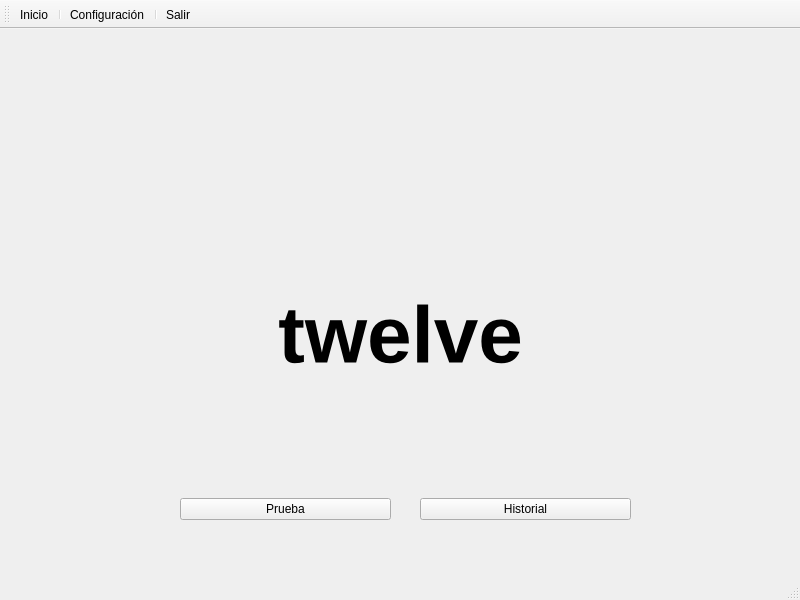
Before: the Qt Designer form qt/twelve.ui in Mozta/twelve, drawn with Qt 5.
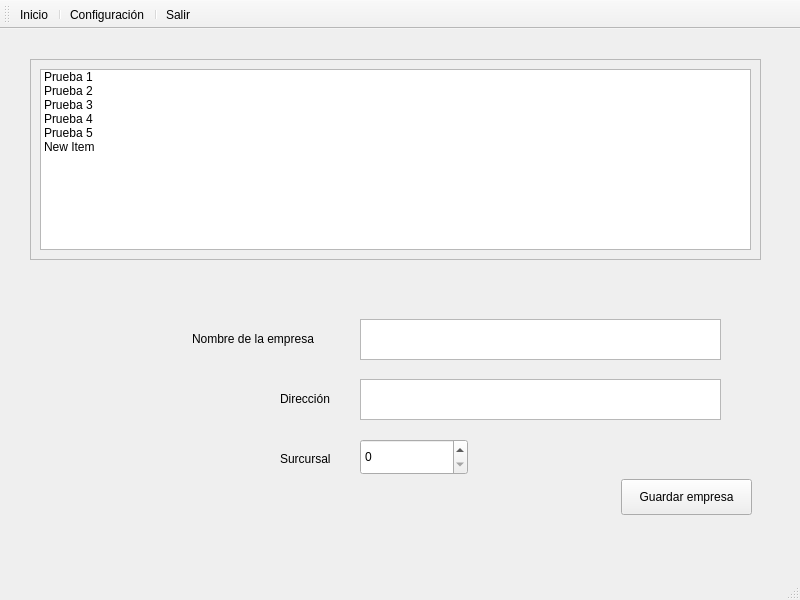
After: the same form once the commit is applied. Icons and pictures are not drawn.

Commit message: lista de empresas

```diff
--- a/qt/twelve.ui
+++ b/qt/twelve.ui
@@ -30,7 +30,7 @@
      <bool>false</bool>
     </property>
     <property name="currentIndex">
-     <number>0</number>
+     <number>6</number>
     </property>
     <widget class="QWidget" name="page_bienvenida">
      <widget class="QWidget" name="layoutWidget">
@@ -746,6 +746,162 @@
       </property>
      </widget>
     </widget>
+    <widget class="QWidget" name="page_empresas">
+     <widget class="QTextEdit" name="txtNombreEmpresa">
+      <property name="geometry">
+       <rect>
+        <x>350</x>
+        <y>280</y>
+        <width>361</width>
+        <height>41</height>
+       </rect>
+      </property>
+     </widget>
+     <widget class="QLabel" name="label_7">
+      <property name="geometry">
+       <rect>
+        <x>182</x>
+        <y>290</y>
+        <width>151</width>
+        <height>20</height>
+       </rect>
+      </property>
+      <property name="text">
+       <string>Nombre de la empresa</string>
+      </property>
+     </widget>
+     <widget class="QPushButton" name="btnRegistrar_2">
+      <property name="geometry">
+       <rect>
+        <x>580</x>
+        <y>550</y>
+        <width>171</width>
+        <height>36</height>
+       </rect>
+      </property>
+      <property name="text">
+       <string>Siguiente</string>
+      </property>
+     </widget>
+     <widget class="QLabel" name="label_8">
+      <property name="geometry">
+       <rect>
+        <x>270</x>
+        <y>350</y>
+        <width>63</width>
+        <height>20</height>
+       </rect>
+      </property>
+      <property name="text">
+       <string>Dirección</string>
+      </property>
+     </widget>
+     <widget class="QTextEdit" name="txtDireccionEmpresa">
+      <property name="geometry">
+       <rect>
+        <x>350</x>
+        <y>340</y>
+        <width>361</width>
+        <height>41</height>
+       </rect>
+      </property>
+     </widget>
+     <widget class="QLabel" name="label_9">
+      <property name="geometry">
+       <rect>
+        <x>270</x>
+        <y>410</y>
+        <width>63</width>
+        <height>20</height>
+       </rect>
+      </property>
+      <property name="text">
+       <string>Surcursal</string>
+      </property>
+     </widget>
+     <widget class="QSpinBox" name="spinBoxEmpresa">
+      <property name="geometry">
+       <rect>
+        <x>350</x>
+        <y>400</y>
+        <width>108</width>
+        <height>36</height>
+       </rect>
+      </property>
+     </widget>
+     <widget class="QPushButton" name="btnGuardarEmpresa">
+      <property name="geometry">
+       <rect>
+        <x>611</x>
+        <y>440</y>
+        <width>131</width>
+        <height>36</height>
+       </rect>
+      </property>
+      <property name="text">
+       <string>Guardar empresa</string>
+      </property>
+     </widget>
+     <widget class="QScrollArea" name="scrollArea_2">
+      <property name="geometry">
+       <rect>
+        <x>20</x>
+        <y>20</y>
+        <width>731</width>
+        <height>201</height>
+       </rect>
+      </property>
+      <property name="widgetResizable">
+       <bool>true</bool>
+      </property>
+      <widget class="QWidget" name="scrollAreaWidgetContents_2">
+       <property name="geometry">
+        <rect>
+         <x>0</x>
+         <y>0</y>
+         <width>727</width>
+         <height>197</height>
+        </rect>
+       </property>
+       <layout class="QHBoxLayout" name="horizontalLayout_3">
+        <item>
+         <widget class="QListWidget" name="listEmpresas">
+          <item>
+           <property name="text">
+            <string>Prueba 1</string>
+           </property>
+          </item>
+          <item>
+           <property name="text">
+            <string>Prueba 2</string>
+           </property>
+          </item>
+          <item>
+           <property name="text">
+            <string>Prueba 3</string>
+           </property>
+          </item>
+          <item>
+           <property name="text">
+            <string>Prueba 4</string>
+           </property>
+          </item>
+          <item>
+           <property name="text">
+            <string>Prueba 5</string>
+           </property>
+          </item>
+          <item>
+           <property name="text">
+            <string>New Item</string>
+           </property>
+          </item>
+         </widget>
+        </item>
+       </layout>
+      </widget>
+     </widget>
+    </widget>
    </widget>
   </widget>
   <widget class="QStatusBar" name="statusbar"/>
```
The commit also changes 1 other file.
